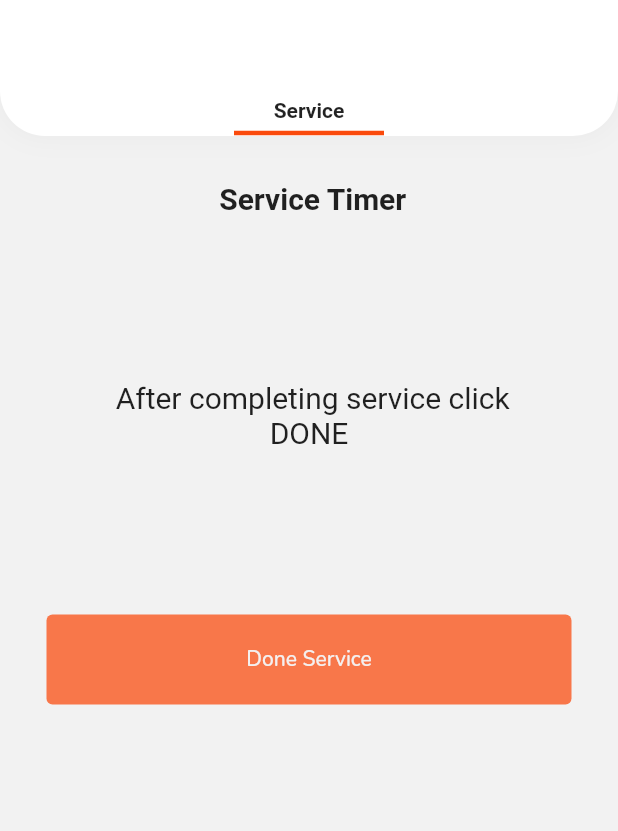
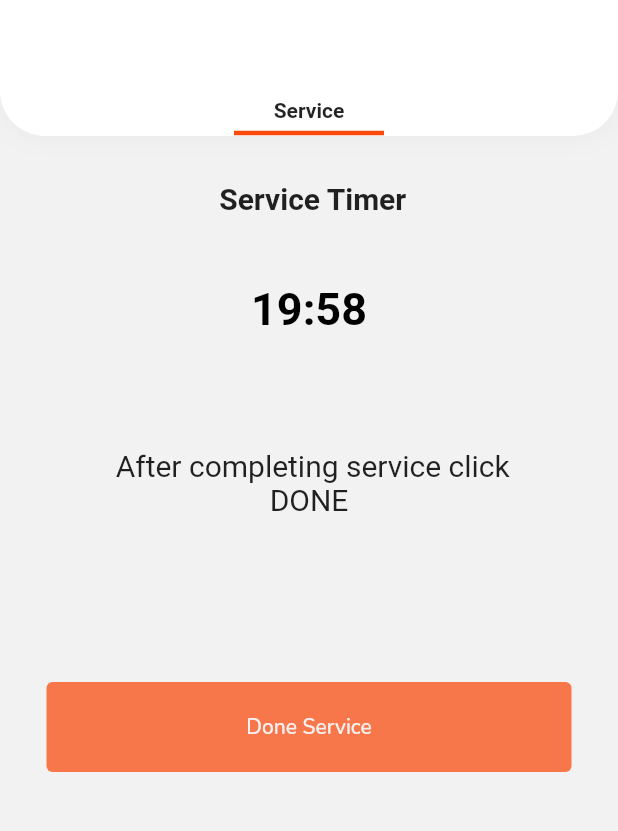
Before and after one commit to wersharks/mera-operator, a Flutter app: the servicetimer screen opened directly, on a phone screen of 412 x 824 dp, the part 269-1100 px from its top. Run offline on Flutter 3.47's test engine with Material 2 defaults, Android fonts, the light colour scheme and no system bars; our stand-ins replace cloud_firestore, firebase_auth, firebase_core, firebase_database, firebase_messaging, google_fonts and 1 more; missing offline and left inert: background_location, mapmyindia_gl; accounts and stored records are empty; network calls fail.

Commit message:
page navigations

```diff
--- a/lib/main.dart
+++ b/lib/main.dart
@@ -43,7 +43,7 @@ class MyApp extends StatelessWidget {
         theme: ThemeData(
           primarySwatch: Colors.blue,
         ),
-        home: servicetimer(),
+        home: Verification(),
       ),
     );
   }
--- a/lib/screens/servicetimer.dart
+++ b/lib/screens/servicetimer.dart
@@ -1,5 +1,6 @@
 import 'package:flutter/material.dart';
 import 'package:google_fonts/google_fonts.dart';
+import 'package:mera_operator/screens/otpscreen.dart';
 
 class servicetimer extends StatefulWidget {
   const servicetimer({Key? key}) : super(key: key);
@@ -74,19 +75,31 @@ class _servicetimerState extends State<servicetimer> {
             padding: const EdgeInsets.symmetric(horizontal: 50, vertical: 10),
             child: Text(
               ' Service Timer',
-              style: TextStyle(fontWeight: FontWeight.bold,
-              fontSize: 20),
-
-
+              style: TextStyle(fontWeight: FontWeight.bold, fontSize: 20),
               textAlign: TextAlign.center,
             ),
           ),
-
-
           SizedBox(
             height: 30,
           ),
-
+          TweenAnimationBuilder<Duration>(
+              duration: Duration(minutes: 20),
+              tween: Tween(begin: Duration(minutes: 20), end: Duration.zero),
+              onEnd: () {
+                print('Timer ended');
+              },
+              builder: (BuildContext context, Duration value, Widget? child) {
+                final minutes = value.inMinutes;
+                final seconds = value.inSeconds % 60;
+                return Padding(
+                    padding: const EdgeInsets.symmetric(vertical: 5),
+                    child: Text('$minutes:$seconds',
+                        textAlign: TextAlign.center,
+                        style: TextStyle(
+                            color: Colors.black,
+                            fontWeight: FontWeight.bold,
+                            fontSize: 30)));
+              }),
           SizedBox(
             height: 60,
           ),
@@ -94,18 +107,13 @@ class _servicetimerState extends State<servicetimer> {
             padding: const EdgeInsets.symmetric(horizontal: 50, vertical: 10),
             child: Text(
               ' After completing service click DONE',
-              style: TextStyle(
-              fontSize: 20),
-
-
+              style: TextStyle(fontSize: 20),
               textAlign: TextAlign.center,
             ),
           ),
           SizedBox(
             height: 100,
           ),
-
-
           SizedBox(
               width: 350,
               height: 60,
@@ -113,10 +121,16 @@ class _servicetimerState extends State<servicetimer> {
                   style: ButtonStyle(
                       backgroundColor:
                           MaterialStateProperty.all(Color(0xffF8774A))),
-                      onPressed: () async {},
+                  onPressed: () async {
+                    Navigator.push(context,
+                        MaterialPageRoute(builder: ((context) => OTPScreen())));
+                  },
                   child: Text(
                     'Done Service',
-                        style: GoogleFonts.nunito(textStyle: TextStyle(color: Color.fromARGB(255, 244, 240, 240)),),
+                    style: GoogleFonts.nunito(
+                      textStyle:
+                          TextStyle(color: Color.fromARGB(255, 244, 240, 240)),
+                    ),
                   )))
         ],
       )),
--- a/lib/screens/workList.dart
+++ b/lib/screens/workList.dart
@@ -164,7 +164,10 @@ class _WorkListScreenState extends State<WorkListScreen> {
 
                           /// handles others as you did on question
                           else {
-                            return CircularProgressIndicator();
+                            return SizedBox(
+
+                              height: 200,
+                              child: Center(child: CircularProgressIndicator()));
                           }
                         },
 
```
Also changed, not shown: lib/screens/finishpage.dart (+4 -4 lines), lib/screens/operator_bookings.dart (+44 -40 lines), lib/screens/otpscreen.dart (+26 -4 lines), lib/screens/verification.dart (+17 -23 lines). Lines whose indentation alone changed are shown as unchanged.
